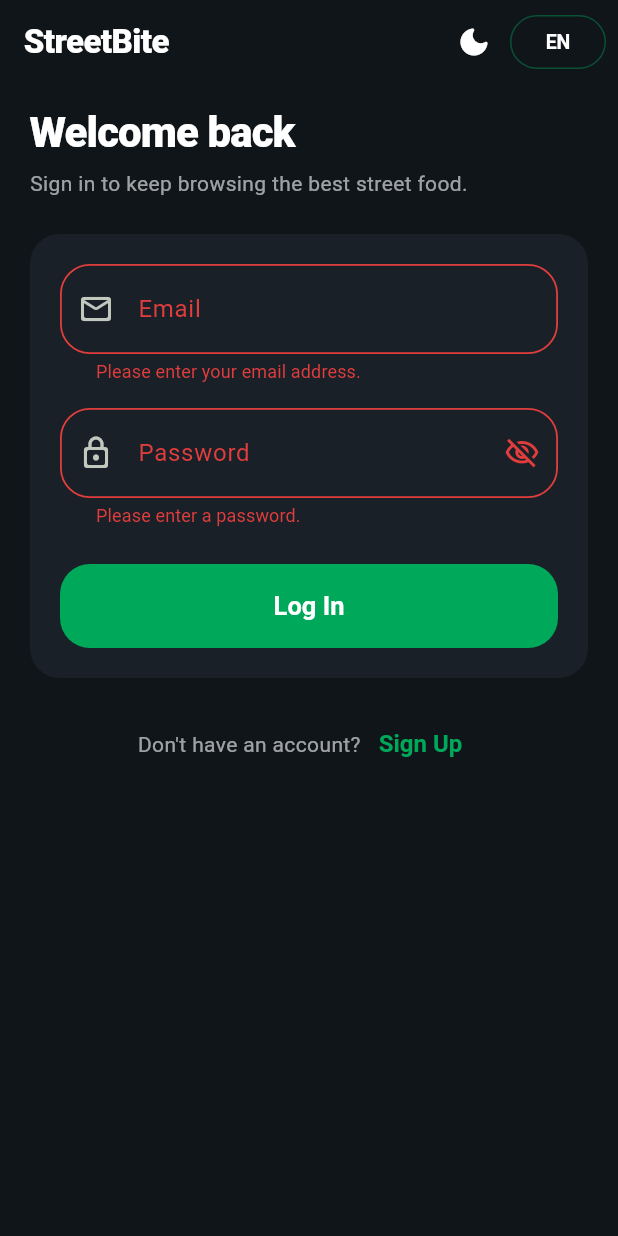
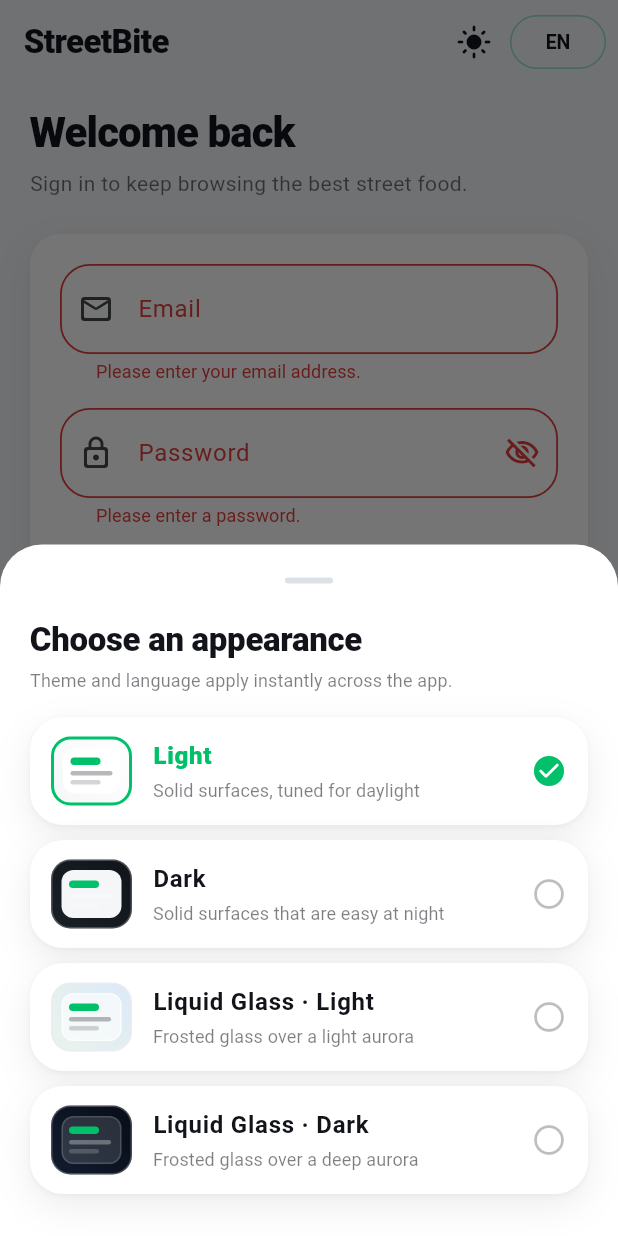
Before and after one commit to MahmoudMuslim/streetbite_capstone, a Flutter app: the screen it shows after launch, after a tap on "Log In", after a tap on the "light mode" icon, on a phone screen of 412 x 824 dp. Run offline on Flutter 3.47's test engine with Material 3 defaults, Android fonts, the phone set to English and light mode, and no system bars; our stand-ins replace bloc, cached_network_image, cloud_firestore, device_info_plus, dio, equatable and 9 more; missing offline and left inert: liquid_glass_widgets; accounts and stored records are empty; network calls fail.

Commit message:
Surface the four appearances in a theme options bottom sheet
With four looks (light, dark, glass light, glass dark) a tap-to-cycle app-bar
button makes the user guess where the next tap lands, and the Settings
two-axis controls hide the combinations. The sheet draws all four with a
miniature of each surface so the choice is visible, and applies it instantly
without dismissing so the looks can be compared.

Mode name/glyph mapping moves to one presentation extension so the button,
the Profile row and the sheet cannot drift apart, and the now-unused
cycle (ThemeCubit.toggle, AppThemeMode.next) goes away.

```diff
--- a/flutter_app/lib/core/theme/app_theme_mode.dart
+++ b/flutter_app/lib/core/theme/app_theme_mode.dart
@@ -19,15 +19,6 @@ enum AppThemeMode {
   bool get isLiquidGlass => this == glassLight || this == glassDark;
 
   ThemeMode get materialMode => isDark ? ThemeMode.dark : ThemeMode.light;
-
-  /// Next mode when the user taps the single AppBar toggle, so every look is
-  /// discoverable without opening Settings.
-  AppThemeMode get next => switch (this) {
-    light => dark,
-    dark => glassLight,
-    glassLight => glassDark,
-    glassDark => light,
-  };
 
   /// This appearance with the surface style replaced, brightness kept.
   AppThemeMode withGlass(bool glass) => switch ((glass, isDark)) {
--- a/flutter_app/lib/l10n/app_ar.arb
+++ b/flutter_app/lib/l10n/app_ar.arb
@@ -145,6 +145,12 @@
   "themeDark": "داكن",
   "themeLiquidGlass": "زجاجي",
   "themeLiquidGlassHint": "أسطح مصقولة تنكس الضوء. تحتاج معالج رسومات، وتعود تلقائيًا للأداء الأخف.",
+  "themeSheetTitle": "اختر المظهر",
+  "themeOptionLightHint": "أسطح صلبة مناسبة للنهار",
+  "themeOptionDarkHint": "أسطح صلبة مريحة لليل",
+  "themeOptionGlassLightHint": "زجاج مصقول فوق تدرج فاتح",
+  "themeOptionGlassDarkHint": "زجاج مصقول فوق تدرج داكن",
+  "viewAllThemes": "عرض كل المظاهر",
   "security": "الأمان",
   "biometricUnlock": "الفتح بالبصمة",
   "biometricUnlockHint": "اطلب البصمة أو الوجه قبل فتح الملف الشخصي.",
--- a/flutter_app/lib/l10n/app_en.arb
+++ b/flutter_app/lib/l10n/app_en.arb
@@ -204,6 +204,12 @@
   "themeDark": "Dark",
   "themeLiquidGlass": "Liquid Glass",
   "themeLiquidGlassHint": "Frosted, refractive surfaces. Needs a GPU; falls back gracefully on older devices.",
+  "themeSheetTitle": "Choose an appearance",
+  "themeOptionLightHint": "Solid surfaces, tuned for daylight",
+  "themeOptionDarkHint": "Solid surfaces that are easy at night",
+  "themeOptionGlassLightHint": "Frosted glass over a light aurora",
+  "themeOptionGlassDarkHint": "Frosted glass over a deep aurora",
+  "viewAllThemes": "See all appearances",
   "security": "Security",
   "biometricUnlock": "Biometric unlock",
   "biometricUnlockHint": "Ask for a fingerprint or face scan before opening the profile.",
--- a/flutter_app/lib/presentation/blocs/theme/theme_cubit.dart
+++ b/flutter_app/lib/presentation/blocs/theme/theme_cubit.dart
@@ -24,13 +24,10 @@ class ThemeCubit extends Cubit<ThemeState> {
     emit(ThemeState(AppThemeMode.fromName(saved)));
   }
 
-  /// Explicit pick from the Settings screen.
+  /// Explicit pick from the theme options sheet or the Settings controls.
   Future<void> setMode(AppThemeMode mode) async {
     if (mode == state.mode) return;
     emit(ThemeState(mode));
     await _preferences.setString(storageKey, mode.name);
   }
-
-  /// Single-tap cycle used by the AppBar toggle: light -> dark -> glass.
-  Future<void> toggle() => setMode(state.mode.next);
 }
--- /dev/null
+++ b/flutter_app/lib/presentation/extensions/app_theme_mode_l10n.dart
@@ -0,0 +1,44 @@
+import 'package:flutter/material.dart';
+
+import '../../core/theme/app_theme_mode.dart';
+import '../../l10n/generated/app_localizations.dart';
+
+/// Localized name and glyph for each appearance, in one place.
+///
+/// The four modes are named in three different affordances (the app-bar button,
+/// the Profile row and the theme sheet). A single mapping keeps every one of
+/// them localized and stops a new mode from being added with a literal string
+/// somewhere.
+extension AppThemeModeL10n on AppThemeMode {
+  IconData get icon => switch (this) {
+    AppThemeMode.light => Icons.light_mode_rounded,
+    AppThemeMode.dark => Icons.dark_mode_rounded,
+    AppThemeMode.glassLight || AppThemeMode.glassDark => Icons.blur_on_rounded,
+  };
+
+  /// Short name used where the surface style is implied, e.g. the segmented
+  /// light/dark picker.
+  String label(AppLocalizations l10n) => switch (this) {
+    AppThemeMode.light => l10n.themeLight,
+    AppThemeMode.dark => l10n.themeDark,
+    AppThemeMode.glassLight => '${l10n.themeLiquidGlass} · ${l10n.themeLight}',
+    AppThemeMode.glassDark => '${l10n.themeLiquidGlass} · ${l10n.themeDark}',
+  };
+
+  /// One-line description of what the look actually does to the surfaces.
+  String hint(AppLocalizations l10n) => switch (this) {
+    AppThemeMode.light => l10n.themeOptionLightHint,
+    AppThemeMode.dark => l10n.themeOptionDarkHint,
+    AppThemeMode.glassLight => l10n.themeOptionGlassLightHint,
+    AppThemeMode.glassDark => l10n.themeOptionGlassDarkHint,
+  };
+
+  /// Phrasing for "this is the look you are in", used by tooltips and the
+  /// Profile row, where the mode is the *state* rather than a choice.
+  String currentLabel(AppLocalizations l10n) => switch (this) {
+    AppThemeMode.light => l10n.lightMode,
+    AppThemeMode.dark => l10n.darkMode,
+    AppThemeMode.glassLight => '${l10n.themeLiquidGlass} · ${l10n.lightMode}',
+    AppThemeMode.glassDark => '${l10n.themeLiquidGlass} · ${l10n.darkMode}',
+  };
+}
--- a/flutter_app/lib/presentation/screens/profile/profile_screen.dart
+++ b/flutter_app/lib/presentation/screens/profile/profile_screen.dart
@@ -6,7 +6,6 @@ import 'package:image_picker/image_picker.dart';
 import '../../../core/constants/app_routes.dart';
 import '../../../core/theme/app_colors.dart';
 import '../../../core/theme/app_theme.dart';
-import '../../../core/theme/app_theme_mode.dart';
 import '../../../core/utils/responsive.dart';
 import '../../../domain/entities/user_entity.dart';
 import '../../blocs/auth/auth_cubit.dart';
@@ -21,6 +20,7 @@ import '../../blocs/profile/profile_cubit.dart';
 import '../../blocs/profile/profile_state.dart';
 import '../../blocs/theme/theme_cubit.dart';
 import '../../blocs/theme/theme_state.dart';
+import '../../extensions/app_theme_mode_l10n.dart';
 import '../../extensions/l10n_extension.dart';
 import '../../widgets/app_error_view.dart';
 import '../../widgets/app_surface.dart';
@@ -35,7 +35,7 @@ import '../../widgets/language_toggle_button.dart';
 import '../../widgets/profile_gate_button.dart';
 import '../../widgets/shimmer_box.dart';
 import '../../widgets/shimmer_scope.dart';
-import '../../widgets/theme_toggle_button.dart';
+import '../../widgets/theme_options_sheet.dart';
 
 /// Profile screen — reachable only after the biometric gate on the Home AppBar.
 ///
@@ -308,19 +308,6 @@ class _SettingsSection extends StatelessWidget {
       builder: (context, themeState) {
         return BlocBuilder<LocaleCubit, LocaleState>(
           builder: (context, localeState) {
-            final (themeIcon, themeLabel) = switch (themeState.mode) {
-              AppThemeMode.light => (Icons.light_mode_rounded, l10n.themeLight),
-              AppThemeMode.dark => (Icons.dark_mode_rounded, l10n.themeDark),
-              AppThemeMode.glassLight => (
-                Icons.blur_on_rounded,
-                '${l10n.themeLiquidGlass} · ${l10n.themeLight}',
-              ),
-              AppThemeMode.glassDark => (
-                Icons.blur_on_rounded,
-                '${l10n.themeLiquidGlass} · ${l10n.themeDark}',
-              ),
-            };
-
             return Column(
               children: [
                 AppSurface(
@@ -336,18 +323,14 @@ class _SettingsSection extends StatelessWidget {
                 const SizedBox(height: 10),
                 AppSurface(
                   child: SettingsRow(
-                    icon: themeIcon,
+                    key: const ValueKey('theme_options_row'),
+                    icon: themeState.mode.icon,
                     label: l10n.themeMode,
-                    trailing: Row(
-                      mainAxisSize: MainAxisSize.min,
-                      children: [
-                        Text(
-                          themeLabel,
-                          style: Theme.of(context).textTheme.bodyMedium,
-                        ),
-                        const ThemeToggleButton(),
-                      ],
-                    ),
+                    subtitle: themeState.mode.currentLabel(l10n),
+                    // The whole row is the door to the sheet, so the four looks
+                    // are one tap away from Profile without hunting for the
+                    // small app-bar button.
+                    onTap: () => showThemeOptionsSheet(context),
                   ),
                 ),
                 const SizedBox(height: 10),
--- a/flutter_app/lib/presentation/screens/settings/settings_screen.dart
+++ b/flutter_app/lib/presentation/screens/settings/settings_screen.dart
@@ -15,6 +15,7 @@ import '../../extensions/l10n_extension.dart';
 import '../../widgets/app_segmented_picker.dart';
 import '../../widgets/app_surface.dart';
 import '../../widgets/settings_row.dart';
+import '../../widgets/theme_options_sheet.dart';
 import '../../widgets/theme_toggle_button.dart';
 
 /// Appearance + security preferences.
@@ -179,6 +180,15 @@ class _AppearanceCard extends StatelessWidget {
                     const SizedBox(height: 8),
                     _Hint(text: l10n.themeLiquidGlassHint),
                   ],
+                  const SizedBox(height: 18),
+                  // The two-axis controls above are the quick path; this opens
+                  // the sheet with all four looks drawn side by side.
+                  OutlinedButton.icon(
+                    key: const ValueKey('theme_options_button'),
+                    onPressed: () => showThemeOptionsSheet(context),
+                    icon: const Icon(Icons.palette_outlined, size: 18),
+                    label: Text(l10n.viewAllThemes),
+                  ),
                   const SizedBox(height: 22),
                   _PickerLabel(
                     icon: Icons.translate_rounded,
--- /dev/null
+++ b/flutter_app/lib/presentation/widgets/theme_options_sheet.dart
@@ -0,0 +1,258 @@
+import 'package:flutter/material.dart';
+import 'package:flutter_bloc/flutter_bloc.dart';
+
+import '../../../core/theme/app_colors.dart';
+import '../../../core/theme/app_theme_mode.dart';
+import '../blocs/theme/theme_cubit.dart';
+import '../blocs/theme/theme_state.dart';
+import '../extensions/app_theme_mode_l10n.dart';
+import '../extensions/l10n_extension.dart';
+import 'app_surface.dart';
+
+/// Opens the appearance picker.
+///
+/// Used from every place that used to offer a blind light -> dark -> glass
+/// cycle. With four looks, cycling guesses what the user wanted; a sheet that
+/// draws each one lets them see it before committing.
+Future<void> showThemeOptionsSheet(BuildContext context) {
+  return showModalBottomSheet<void>(
+    context: context,
+    // Four preview tiles are taller than the default half-screen peek, and the
+    // sheet must not clip the last one on a short device.
+    isScrollControlled: true,
+    showDragHandle: true,
+    builder: (_) => const ThemeOptionsSheet(),
+  );
+}
+
+/// The four [AppThemeMode] appearances as tappable cards.
+///
+/// Selection applies instantly and leaves the sheet open, so the looks can be
+/// compared one after another. The sheet itself is rebuilt by the same
+/// [ThemeCubit] it writes to, which means the tiles re-skin as the user picks
+/// (a real preview of the surface style, not a static thumbnail alone).
+class ThemeOptionsSheet extends StatelessWidget {
+  const ThemeOptionsSheet({super.key});
+
+  @override
+  Widget build(BuildContext context) {
+    final theme = Theme.of(context);
+    final l10n = context.l10n;
+
+    return SafeArea(
+      top: false,
+      child: SingleChildScrollView(
+        child: Padding(
+          padding: const EdgeInsets.fromLTRB(20, 2, 20, 18),
+          child: Column(
+            crossAxisAlignment: CrossAxisAlignment.start,
+            children: [
+              Text(
+                l10n.themeSheetTitle,
+                style: theme.textTheme.titleLarge?.copyWith(
+                  fontWeight: FontWeight.w800,
+                ),
+              ),
+              const SizedBox(height: 4),
+              Text(
+                l10n.appearanceHint,
+                style: theme.textTheme.bodySmall?.copyWith(
+                  color: theme.colorScheme.onSurface.withValues(alpha: 0.55),
+                  height: 1.4,
+                ),
+              ),
+              const SizedBox(height: 16),
+              BlocBuilder<ThemeCubit, ThemeState>(
+                builder: (context, state) => Column(
+                  children: [
+                    for (final mode in AppThemeMode.values)
+                      Padding(
+                        padding: const EdgeInsets.only(bottom: 10),
+                        child: _ThemeOptionTile(
+                          mode: mode,
+                          selected: mode == state.mode,
+                          // `setMode` persists through the cubit, so closing
+                          // the sheet — or the app — keeps the pick.
+                          onTap: () => context.read<ThemeCubit>().setMode(mode),
+                        ),
+                      ),
+                  ],
+                ),
+              ),
+            ],
+          ),
+        ),
+      ),
+    );
+  }
+}
+
+/// One appearance row: swatch, name, description, selection marker.
+class _ThemeOptionTile extends StatelessWidget {
+  const _ThemeOptionTile({
+    required this.mode,
+    required this.selected,
+    required this.onTap,
+  });
+
+  final AppThemeMode mode;
+  final bool selected;
+  final VoidCallback onTap;
+
+  @override
+  Widget build(BuildContext context) {
+    final theme = Theme.of(context);
+    final l10n = context.l10n;
+
+    return AppSurface(
+      key: ValueKey('theme_sheet_option_${mode.name}'),
+      onTap: onTap,
+      borderRadius: 22,
+      padding: const EdgeInsets.symmetric(horizontal: 14, vertical: 13),
+      child: Row(
+        children: [
+          _AppearanceSwatch(mode: mode, selected: selected),
+          const SizedBox(width: 14),
+          Expanded(
+            child: Column(
+              crossAxisAlignment: CrossAxisAlignment.start,
+              children: [
+                Text(
+                  mode.label(l10n),
+                  maxLines: 2,
+                  overflow: TextOverflow.ellipsis,
+                  style: theme.textTheme.bodyLarge?.copyWith(
+                    color: selected ? AppColors.primary : null,
+                    fontWeight: selected ? FontWeight.w800 : FontWeight.w600,
+                  ),
+                ),
+                const SizedBox(height: 3),
+                Text(
+                  mode.hint(l10n),
+                  maxLines: 2,
+                  overflow: TextOverflow.ellipsis,
+                  style: theme.textTheme.bodySmall?.copyWith(
+                    color: theme.colorScheme.onSurface.withValues(alpha: 0.55),
+                    height: 1.35,
+                  ),
+                ),
+              ],
+            ),
+          ),
+          const SizedBox(width: 10),
+          AnimatedSwitcher(
+            duration: const Duration(milliseconds: 180),
+            child: Icon(
+              selected
+                  ? Icons.check_circle_rounded
+                  : Icons.radio_button_unchecked,
+              key: ValueKey(selected),
+              size: 24,
+              color: selected
+                  ? AppColors.primary
+                  : theme.colorScheme.onSurface.withValues(alpha: 0.28),
+            ),
+          ),
+        ],
+      ),
+    );
+  }
+}
+
+/// A miniature of the appearance: its canvas gradient with a couple of "cards"
+/// floating on it, so the surface style (solid vs frosted) is legible at a
+/// glance rather than only described by words.
+class _AppearanceSwatch extends StatelessWidget {
+  const _AppearanceSwatch({required this.mode, required this.selected});
+
+  final AppThemeMode mode;
+  final bool selected;
+
+  @override
+  Widget build(BuildContext context) {
+    final (canvasTop, canvasBottom) = switch (mode) {
+      AppThemeMode.light => (AppColors.background, AppColors.surface),
+      AppThemeMode.dark => (AppColors.backgroundDark, AppColors.surfaceDark),
+      AppThemeMode.glassLight => (
+        AppColors.glassCanvasTopLight,
+        AppColors.glassCanvasBottomLight,
+      ),
+      AppThemeMode.glassDark => (
+        AppColors.glassCanvasTop,
+        AppColors.glassCanvasBottom,
+      ),
+    };
+    // Solid looks paint an opaque content card; glass looks float a translucent
+    // pane with a hairline edge on top of the aurora — that edge is the whole
+    // difference between the two families, so the thumbnail has to show it.
+    final paneFill = mode.isLiquidGlass
+        ? (mode.isDark
+              ? AppColors.glassSurfaceStrong
+              : Colors.white.withValues(alpha: 0.62))
+        : (mode.isDark ? AppColors.surface : Colors.white);
+    final ink = mode.isDark ? Colors.white : AppColors.textPrimary;
+
+    return Container(
+      width: 54,
+      height: 46,
+      padding: const EdgeInsets.all(6),
+      decoration: BoxDecoration(
+        gradient: LinearGradient(
+          begin: Alignment.topRight,
+          end: Alignment.bottomLeft,
+          colors: [canvasTop, canvasBottom],
+        ),
+        borderRadius: BorderRadius.circular(13),
+        border: Border.all(
+          color: selected
+              ? AppColors.primary
+              : (mode.isDark ? Colors.white24 : AppColors.divider),
+          width: selected ? 2 : 1,
+        ),
+      ),
+      child: DecoratedBox(
+        decoration: BoxDecoration(
+          color: paneFill,
+          borderRadius: BorderRadius.circular(8),
+          border: mode.isLiquidGlass
+              ? Border.all(
+                  color: mode.isDark
+                      ? AppColors.glassBorder
+                      : AppColors.glassBorderLight,
+                )
+              : null,
+        ),
+        child: Padding(
+          padding: const EdgeInsets.fromLTRB(5, 6, 5, 6),
+          child: Column(
+            mainAxisAlignment: MainAxisAlignment.center,
+            crossAxisAlignment: CrossAxisAlignment.start,
+            children: [
+              Container(
+                width: 20,
+                height: 5,
+                decoration: BoxDecoration(
+                  color: AppColors.primary,
+                  borderRadius: BorderRadius.circular(3),
+                ),
+              ),
+              const SizedBox(height: 4),
+              _line(width: 28, color: ink.withValues(alpha: 0.30)),
+              const SizedBox(height: 3),
+              _line(width: 20, color: ink.withValues(alpha: 0.18)),
+            ],
+          ),
+        ),
+      ),
+    );
+  }
+
+  Widget _line({required double width, required Color color}) => Container(
+    width: width,
+    height: 3,
+    decoration: BoxDecoration(
+      color: color,
+      borderRadius: BorderRadius.circular(2),
+    ),
+  );
+}
--- a/flutter_app/lib/presentation/widgets/theme_toggle_button.dart
+++ b/flutter_app/lib/presentation/widgets/theme_toggle_button.dart
@@ -1,18 +1,19 @@
 import 'package:flutter/material.dart';
 import 'package:flutter_bloc/flutter_bloc.dart';
 
-import '../../core/theme/app_theme_mode.dart';
 import '../blocs/theme/theme_cubit.dart';
 import '../blocs/theme/theme_state.dart';
+import '../extensions/app_theme_mode_l10n.dart';
 import '../extensions/l10n_extension.dart';
+import 'theme_options_sheet.dart';
 
-/// Appearance button that dispatches to [ThemeCubit].
+/// Appearance button that opens the theme options sheet.
 ///
 /// Exposed as a shared widget so the same affordance (and the same key) is used
-/// on the Login screen, the Home AppBar and the Settings screen. It cycles
-/// light -> dark -> glass light -> glass dark and always shows the look you are
-/// *in*, because with four states an icon promising the next one stops being
-/// predictable.
+/// on the Login screen, the Home AppBar and the Settings screen. It used to
+/// cycle light -> dark -> glass light -> glass dark on every tap, which with four
+/// looks meant guessing where the next tap lands; the icon still shows the look
+/// you are *in*.
 class ThemeToggleButton extends StatelessWidget {
   const ThemeToggleButton({super.key, this.onDarkBackground = false});
 
@@ -22,34 +23,18 @@ class ThemeToggleButton extends StatelessWidget {
   Widget build(BuildContext context) {
     return BlocBuilder<ThemeCubit, ThemeState>(
       builder: (context, state) {
-        final (icon, label) = switch (state.mode) {
-          AppThemeMode.light => (
-            Icons.light_mode_rounded,
-            context.l10n.lightMode,
-          ),
-          AppThemeMode.dark => (Icons.dark_mode_rounded, context.l10n.darkMode),
-          AppThemeMode.glassLight => (
-            Icons.blur_on_rounded,
-            '${context.l10n.themeLiquidGlass} · ${context.l10n.lightMode}',
-          ),
-          AppThemeMode.glassDark => (
-            Icons.blur_on_rounded,
-            '${context.l10n.themeLiquidGlass} · ${context.l10n.darkMode}',
-          ),
-        };
-
         return IconButton(
           key: const ValueKey('theme_toggle_button'),
-          tooltip: label,
+          tooltip: context.l10n.themeSheetTitle,
           color: onDarkBackground ? Colors.white : null,
-          onPressed: () => context.read<ThemeCubit>().toggle(),
+          onPressed: () => showThemeOptionsSheet(context),
           icon: AnimatedSwitcher(
             duration: const Duration(milliseconds: 220),
             transitionBuilder: (child, animation) => RotationTransition(
               turns: Tween<double>(begin: 0.75, end: 1).animate(animation),
               child: FadeTransition(opacity: animation, child: child),
             ),
-            child: Icon(icon, key: ValueKey(state.mode)),
+            child: Icon(state.mode.icon, key: ValueKey(state.mode)),
           ),
         );
       },
```
Also changed, not shown: flutter_app/lib/l10n/generated/app_localizations.dart, flutter_app/lib/l10n/generated/app_localizations_ar.dart, flutter_app/lib/l10n/generated/app_localizations_en.dart, 1 other file.
